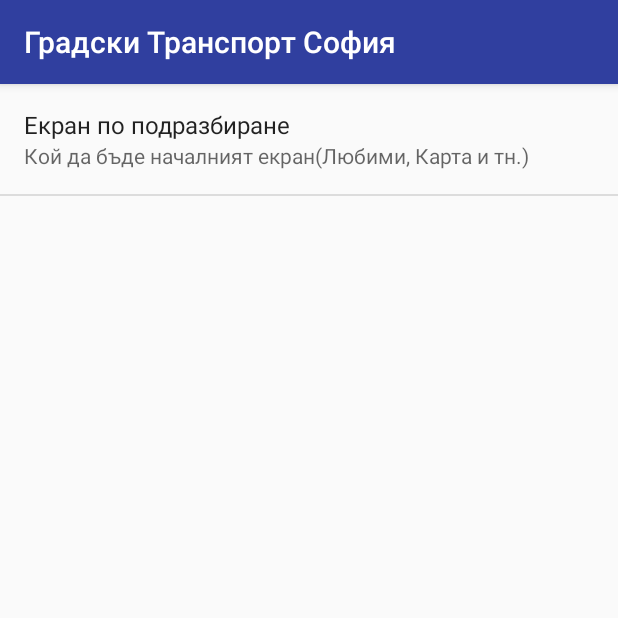
After one commit to thalvadzhi/Sofia-Traffic, an Android app: the SettingsActivity screen opened directly, with no data from a screen before it, on a phone screen of 412 x 824 dp, the top half of it. The commit adds this screen. Run offline under Robolectric (Android 15) with nearby library versions, the phone set to English and light mode, and no system bars.

Commit message:
added settings menu with ability to choose startup screen

```diff
--- /dev/null
+++ b/app/src/main/java/com/bearenterprises/sofiatraffic/SettingsActivity.java
@@ -0,0 +1,21 @@
+package com.bearenterprises.sofiatraffic;
+
+import android.support.v7.app.AppCompatActivity;
+import android.os.Bundle;
+import android.support.v7.widget.Toolbar;
+
+import com.bearenterprises.sofiatraffic.fragments.SettingsFragment;
+
+public class SettingsActivity extends AppCompatActivity {
+
+    @Override
+    protected void onCreate(Bundle savedInstanceState) {
+        super.onCreate(savedInstanceState);
+        setContentView(R.layout.activity_settings);
+        Toolbar myToolbar = (Toolbar) findViewById(R.id.my_toolbar);
+        setSupportActionBar(myToolbar);
+        getFragmentManager().beginTransaction()
+                .replace(R.id.settings_fragment_container, new SettingsFragment())
+                .commit();
+    }
+}
--- /dev/null
+++ b/app/src/main/java/com/bearenterprises/sofiatraffic/fragments/SettingsFragment.java
@@ -0,0 +1,29 @@
+package com.bearenterprises.sofiatraffic.fragments;
+
+
+import android.app.Fragment;
+import android.os.Bundle;
+import android.preference.PreferenceActivity;
+import android.preference.PreferenceFragment;
+import android.view.LayoutInflater;
+import android.view.View;
+import android.view.ViewGroup;
+
+import com.bearenterprises.sofiatraffic.R;
+
+public class SettingsFragment extends PreferenceFragment {
+
+
+    public SettingsFragment() {
+        // Required empty public constructor
+    }
+
+
+    @Override
+    public void onCreate(Bundle savedInstanceState) {
+        super.onCreate(savedInstanceState);
+
+        // Load the preferences from an XML resource
+       addPreferencesFromResource(R.xml.settings);
+    }
+}
--- /dev/null
+++ b/app/src/main/res/layout/activity_settings.xml
@@ -0,0 +1,15 @@
+<?xml version="1.0" encoding="utf-8"?>
+<LinearLayout xmlns:android="http://schemas.android.com/apk/res/android"
+    xmlns:tools="http://schemas.android.com/tools"
+    android:id="@+id/activity_settings"
+    android:orientation="vertical"
+    android:layout_width="match_parent"
+    android:layout_height="match_parent"
+    tools:context="com.bearenterprises.sofiatraffic.SettingsActivity">
+    <include layout="@layout/toolbar"/>
+    <FrameLayout
+        android:layout_width="match_parent"
+        android:layout_height="match_parent"
+        android:id="@+id/settings_fragment_container"
+        />
+</LinearLayout>
--- /dev/null
+++ b/app/src/main/res/layout/toolbar.xml
@@ -0,0 +1,11 @@
+<?xml version="1.0" encoding="utf-8"?>
+<android.support.v7.widget.Toolbar android:id="@+id/my_toolbar"
+    android:layout_width="match_parent"
+    android:layout_height="?attr/actionBarSize"
+    android:background="@color/colorPrimaryDark"
+    android:elevation="4dp"
+    android:theme="@style/ThemeOverlay.AppCompat.Dark.ActionBar"
+    app:popupTheme="@style/ThemeOverlay.AppCompat.Light"
+    xmlns:app="http://schemas.android.com/apk/res-auto"
+    xmlns:android="http://schemas.android.com/apk/res/android">
+</android.support.v7.widget.Toolbar>
--- /dev/null
+++ b/app/src/main/res/values/arrays.xml
@@ -0,0 +1,16 @@
+<?xml version="1.0" encoding="utf-8"?>
+<resources>
+    <string-array name="choose_screen_human_readable">
+        <item>@string/search</item>
+        <item>@string/favourites</item>
+        <item>@string/lines</item>
+        <item>@string/map</item>
+    </string-array>
+
+    <string-array name="choose_screen_values">
+        <item>@string/settings_search_value</item>
+        <item>@string/settings_favourites_value</item>
+        <item>@string/settings_lines_value</item>
+        <item>@string/settings_map_value</item>
+    </string-array>
+</resources>
--- a/app/src/main/res/values/colors.xml
+++ b/app/src/main/res/values/colors.xml
@@ -2,6 +2,8 @@
 <resources>
     <color name="colorPrimary">#3F51B5</color>
     <color name="colorPrimaryDark">#303F9F</color>
+    <color name="backgroundDark">#000000</color>
+    <color name="backgroundLight">#DCDCDC</color>
     <color name="colorAccent">#FF4081</color>
     <color name="colorOrange">#FF6600</color>
     <color name="colorOrangeDarker">#c75000</color>
--- a/app/src/main/res/values/strings.xml
+++ b/app/src/main/res/values/strings.xml
@@ -5,6 +5,20 @@
     <string name="station_code">Код на спирката</string>
     <string name="button_search">Търсене</string>
     <string name="button_favourite">Запази</string>
+    <string name="search">Търсене по код</string>
+    <string name="favourites">Любими</string>
+    <string name="lines">Линии</string>
+    <string name="map">Карта</string>
+    <string name="choose_startup_screen">Екран по подразбиране</string>
+    <string name="default_startup_screen">@string/settings_search_value</string>
+    <string name="settings_search_value">search</string>
+    <string name="settings_favourites_value">favourites</string>
+    <string name="settings_lines_value">lines</string>
+    <string name="settings_map_value">map</string>
+
+
+    <string name="summary_startup_screen">Кой да бъде началният екран(Любими, Карта и тн.)</string>
+    <string name="key_choose_startup_screen">choose_startup_screen</string>
 
     <!-- TODO: Remove or change this placeholder text -->
     <string name="hello_blank_fragment">Hello blank fragment</string>
--- a/app/src/main/res/values/styles.xml
+++ b/app/src/main/res/values/styles.xml
@@ -1,13 +1,22 @@
 <resources>
 
     <!-- Base application theme. -->
-    <style name="AppTheme" parent="Theme.AppCompat.Light.DarkActionBar">
+    <style name="AppTheme" parent="Theme.AppCompat.Light.NoActionBar">
         <!-- Customize your theme here. -->
         <item name="colorPrimary">@color/colorPrimary</item>
         <item name="colorPrimaryDark">@color/colorPrimaryDark</item>
         <item name="colorAccent">@color/colorAccent</item>
         <item name="android:buttonStyle">@style/SpecialButton</item>
     </style>
+
+    <!--<style name="AppTheme" parent="Theme.AppCompat.NoActionBar">-->
+        <!--&lt;!&ndash;&lt;!&ndash; Customize your theme here. &ndash;&gt;&ndash;&gt;-->
+        <!--&lt;!&ndash;<item name="colorPrimary">@color/colorPrimary</item>&ndash;&gt;-->
+        <!--&lt;!&ndash;<item name="colorPrimaryDark">@color/colorPrimaryDark</item>&ndash;&gt;-->
+        <!--&lt;!&ndash;<item name="colorAccent">@color/colorAccent</item>&ndash;&gt;-->
+        <!--&lt;!&ndash;<item name="android:buttonStyle">@style/SpecialButton</item>&ndash;&gt;-->
+    <!--</style>-->
+
 
     <style name="SpecialButton" parent="android:Widget.Material.Button.Colored">
         <item name="colorButtonNormal">#FF6600</item>
--- /dev/null
+++ b/app/src/main/res/xml/settings.xml
@@ -0,0 +1,12 @@
+<?xml version="1.0" encoding="utf-8"?>
+<PreferenceScreen xmlns:android="http://schemas.android.com/apk/res/android">
+    <ListPreference
+        android:key="@string/key_choose_startup_screen"
+        android:title="@string/choose_startup_screen"
+        android:entries="@array/choose_screen_human_readable"
+        android:entryValues="@array/choose_screen_values"
+        android:defaultValue="@string/default_startup_screen"
+        android:summary="@string/summary_startup_screen"
+        />
+
+</PreferenceScreen>
```
Also changed, not shown: app/src/main/AndroidManifest.xml (+31 -20 lines), app/src/main/java/com/bearenterprises/sofiatraffic/MainActivity.java (+31 -2 lines), app/src/main/res/layout/activity_main.xml (+10 -1 lines), app/src/main/res/layout/fragment_settings.xml (added, +13 -0 lines), app/src/main/res/menu/settings_menu.xml (added, +12 -0 lines), app/src/main/res/drawable/settings_black.png (added), app/src/main/res/drawable/settings_white.png (added).
